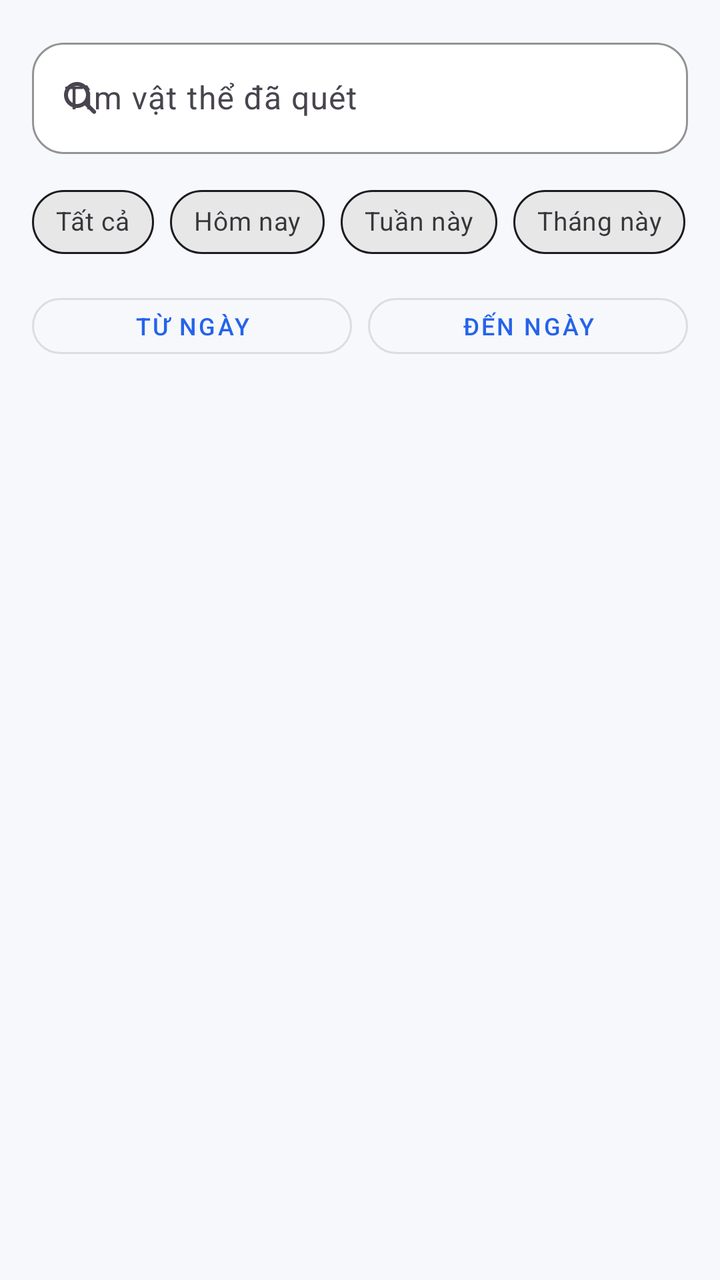
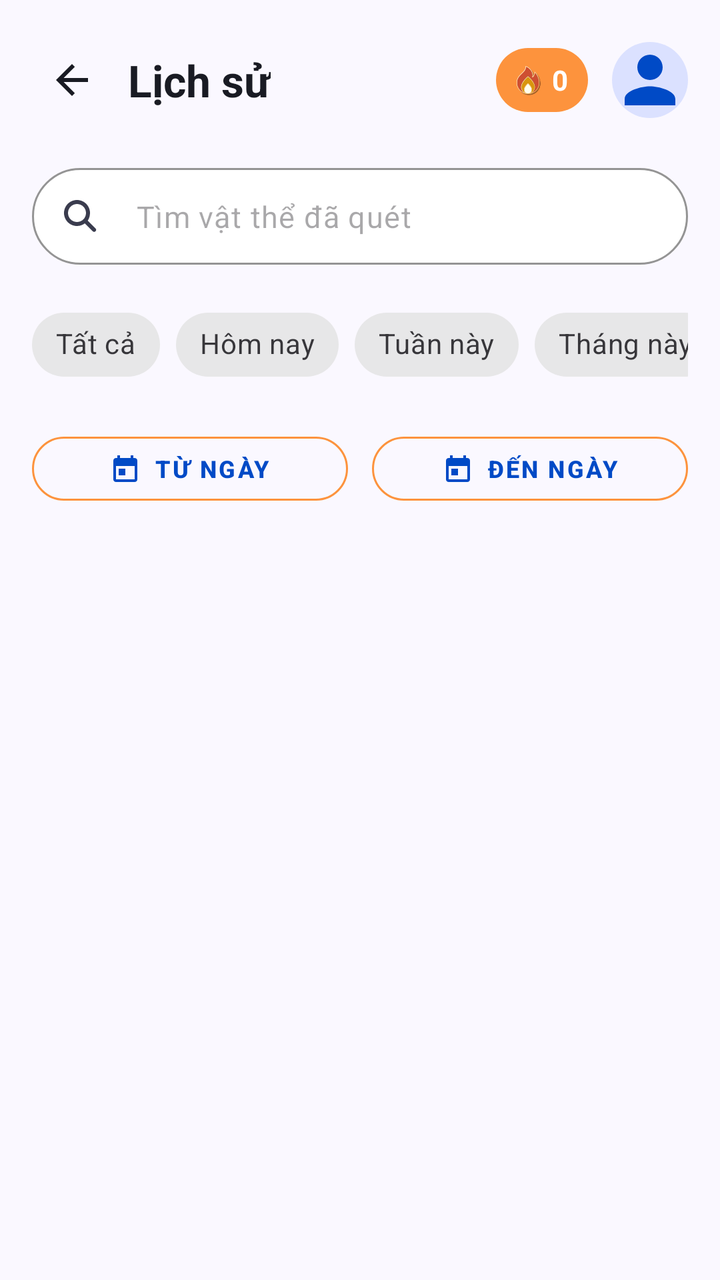

Screens rendered from an Android XML layout before and after an edit, with the pre-edit source and the edit as a unified diff.
<!-- AndroidManifest.xml: application theme Theme.ObjectLanguage -->
<!-- res/layout/fragment_history.xml -->
<?xml version="1.0" encoding="utf-8"?>
<LinearLayout xmlns:android="http://schemas.android.com/apk/res/android"
    xmlns:app="http://schemas.android.com/apk/res-auto"
    android:layout_width="match_parent"
    android:layout_height="match_parent"
    android:background="@color/background"
    android:orientation="vertical"
    android:padding="16dp">

    <com.google.android.material.textfield.TextInputLayout
        android:layout_width="match_parent"
        android:layout_height="wrap_content"
        app:boxBackgroundColor="@color/surface"
        app:boxCornerRadiusBottomEnd="16dp"
        app:boxCornerRadiusBottomStart="16dp"
        app:boxCornerRadiusTopEnd="16dp"
        app:boxCornerRadiusTopStart="16dp"
        app:boxStrokeColor="@color/divider"
        app:startIconDrawable="@drawable/ic_search">

        <com.google.android.material.textfield.TextInputEditText
            android:id="@+id/etSearchHistory"
            android:layout_width="match_parent"
            android:layout_height="wrap_content"
            android:hint="@string/history_search_hint"
            android:imeOptions="actionSearch"
            android:inputType="text"
            android:maxLines="1" />
    </com.google.android.material.textfield.TextInputLayout>

    <HorizontalScrollView
        android:layout_width="match_parent"
        android:layout_height="wrap_content"
        android:layout_marginTop="10dp"
        android:overScrollMode="never"
        android:scrollbars="none">

        <com.google.android.material.chip.ChipGroup
            android:layout_width="wrap_content"
            android:layout_height="wrap_content"
            app:chipSpacingHorizontal="8dp"
            app:singleLine="true">

            <com.google.android.material.chip.Chip
                android:id="@+id/btnFilterAll"
                style="@style/Widget.MaterialComponents.Chip.Choice"
                android:layout_width="wrap_content"
                android:layout_height="wrap_content"
                android:text="@string/history_filter_all"
                android:textSize="13sp"
                app:checkedIconVisible="false"
                app:chipStrokeWidth="1dp" />

            <com.google.android.material.chip.Chip
                android:id="@+id/btnFilterToday"
                style="@style/Widget.MaterialComponents.Chip.Choice"
                android:layout_width="wrap_content"
                android:layout_height="wrap_content"
                android:text="@string/history_filter_today"
                android:textSize="13sp"
                app:checkedIconVisible="false"
                app:chipStrokeWidth="1dp" />

            <com.google.android.material.chip.Chip
                android:id="@+id/btnFilterWeek"
                style="@style/Widget.MaterialComponents.Chip.Choice"
                android:layout_width="wrap_content"
                android:layout_height="wrap_content"
                android:text="@string/history_filter_week"
                android:textSize="13sp"
                app:checkedIconVisible="false"
                app:chipStrokeWidth="1dp" />

            <com.google.android.material.chip.Chip
                android:id="@+id/btnFilterMonth"
                style="@style/Widget.MaterialComponents.Chip.Choice"
                android:layout_width="wrap_content"
                android:layout_height="wrap_content"
                android:text="@string/history_filter_month"
                android:textSize="13sp"
                app:checkedIconVisible="false"
                app:chipStrokeWidth="1dp" />

        </com.google.android.material.chip.ChipGroup>
    </HorizontalScrollView>

    <LinearLayout
        android:layout_width="match_parent"
        android:layout_height="wrap_content"
        android:layout_marginTop="8dp"
        android:gravity="center_vertical"
        android:orientation="horizontal">

        <com.google.android.material.button.MaterialButton
            android:id="@+id/btnFromDate"
            style="@style/Widget.MaterialComponents.Button.OutlinedButton"
            android:layout_width="0dp"
            android:layout_height="40dp"
            android:layout_weight="1"
            android:text="@string/history_filter_from_date"
            android:textSize="12sp"
            app:cornerRadius="20dp" />

        <com.google.android.material.button.MaterialButton
            android:id="@+id/btnToDate"
            style="@style/Widget.MaterialComponents.Button.OutlinedButton"
            android:layout_width="0dp"
            android:layout_height="40dp"
            android:layout_marginStart="8dp"
            android:layout_weight="1"
            android:text="@string/history_filter_to_date"
            android:textSize="12sp"
            app:cornerRadius="20dp" />

        <ImageButton
            android:id="@+id/btnClearDateRange"
            android:layout_width="40dp"
            android:layout_height="40dp"
            android:layout_marginStart="4dp"
            android:background="?attr/selectableItemBackgroundBorderless"
            android:contentDescription="@string/history_filter_clear_dates"
            android:src="@android:drawable/ic_menu_close_clear_cancel"
            android:visibility="gone"
            app:tint="@color/text_secondary" />
    </LinearLayout>

    <FrameLayout
        android:layout_width="match_parent"
        android:layout_height="0dp"
        android:layout_marginTop="12dp"
        android:layout_weight="1">

        <androidx.recyclerview.widget.RecyclerView
            android:id="@+id/recyclerView"
            android:layout_width="match_parent"
            android:layout_height="match_parent"
            android:clipToPadding="false"
            android:paddingBottom="12dp" />

        <ProgressBar
            android:id="@+id/progressBar"
            android:layout_width="wrap_content"
            android:layout_height="wrap_content"
            android:layout_gravity="center"
            android:visibility="gone" />

        <TextView
            android:id="@+id/tvEmpty"
            android:layout_width="match_parent"
            android:layout_height="match_parent"
            android:gravity="center"
            android:padding="24dp"
            android:text="@string/history_empty"
            android:textColor="@color/text_secondary"
            android:textSize="18sp"
            android:textStyle="bold"
            android:visibility="gone" />
    </FrameLayout>
</LinearLayout>
<!-- resources referenced by this layout -->
<resources>
  <color name="background">#F6F8FB</color>
  <color name="divider">#D8DEE8</color>
  <color name="surface">#FFFFFF</color>
  <color name="text_secondary">#5B6472</color>
  <string name="history_filter_all">Tất cả</string>
  <string name="history_filter_today">Hôm nay</string>
  <string name="history_filter_week">Tuần này</string>
  <style name="Theme.ObjectLanguage" parent="Theme.Material3.Light.NoActionBar">
          <item name="colorPrimary">@color/primary</item>
          <item name="colorPrimaryVariant">@color/primary_dark</item>
          <item name="colorOnPrimary">@color/text_on_primary</item>
          <item name="colorSecondary">@color/secondary</item>
          <item name="colorOnSecondary">@color/text_on_primary</item>
          <item name="android:colorBackground">@color/background</item>
          <item name="android:windowBackground">@color/background</item>
          <item name="colorSurface">@color/surface</item>
          <item name="android:statusBarColor">@color/background</item>
          <item name="android:windowLightStatusBar">true</item>
          <item name="android:navigationBarColor">@color/surface</item>
          <item name="android:windowLightNavigationBar" tools:targetApi="o_mr1">true</item>
          
          <item name="cardViewStyle">@style/Widget.App.CardView</item>
          <item name="bottomNavigationStyle">@style/Widget.App.BottomNav</item>
      </style>
  <color name="primary">#2563EB</color>
  <color name="primary_dark">#1E40AF</color>
  <color name="text_on_primary">#FFFFFF</color>
  <color name="secondary">#16A34A</color>
  <color name="bottom_nav_bg">#FFFFFF</color>
  <color name="primary_light">#DBEAFE</color>
  <color name="surface_variant">#EAF0F7</color>
  <!-- unchanged entries left out for length: 11 -->
</resources>

<!-- the commit's change to res/layout/fragment_history.xml (unified diff, before → after) -->
@@ -5,18 +5,102 @@
     android:layout_height="match_parent"
     android:background="@color/background"
     android:orientation="vertical"
-    android:padding="16dp">
-
+    android:paddingStart="16dp"
+    android:paddingEnd="16dp"
+    android:paddingTop="12dp"
+    android:paddingBottom="16dp">
+
+    
+    <RelativeLayout
+        android:id="@+id/customToolbar"
+        android:layout_width="match_parent"
+        android:layout_height="56dp"
+        android:gravity="center_vertical"
+        android:layout_marginBottom="16dp">
+
+        <ImageButton
+            android:id="@+id/btnBack"
+            android:layout_width="40dp"
+            android:layout_height="40dp"
+            android:layout_alignParentStart="true"
+            android:layout_centerVertical="true"
+            android:background="?attr/selectableItemBackgroundBorderless"
+            android:contentDescription="@string/btn_back"
+            android:src="@drawable/ic_back"
+            app:tint="@color/text_primary" />
+
+        <TextView
+            android:id="@+id/tvTitle"
+            android:layout_width="wrap_content"
+            android:layout_height="wrap_content"
+            android:layout_centerVertical="true"
+            android:layout_toEndOf="@id/btnBack"
+            android:layout_marginStart="8dp"
+            android:text="@string/title_history"
+            android:textColor="@color/text_primary"
+            android:textSize="22sp"
+            android:textStyle="bold" />
+
+        <LinearLayout
+            android:layout_width="wrap_content"
+            android:layout_height="wrap_content"
+            android:layout_alignParentEnd="true"
+            android:layout_centerVertical="true"
+            android:gravity="center_vertical"
+            android:orientation="horizontal">
+
+            <LinearLayout
+                android:id="@+id/btnStreakBadge"
+                android:layout_width="wrap_content"
+                android:layout_height="32dp"
+                android:layout_marginEnd="12dp"
+                android:background="@drawable/bg_pill_orange"
+                android:gravity="center_vertical"
+                android:orientation="horizontal"
+                android:paddingStart="8dp"
+                android:paddingEnd="10dp">
+
+                <ImageView
+                    android:layout_width="16dp"
+                    android:layout_height="16dp"
+                    android:contentDescription="@null"
+                    android:src="@drawable/ic_fire" />
+
+                <TextView
+                    android:id="@+id/tvStreakBadgeValue"
+                    android:layout_width="wrap_content"
+                    android:layout_height="wrap_content"
+                    android:layout_marginStart="4dp"
+                    android:text="0"
+                    android:textColor="@android:color/white"
+                    android:textSize="14sp"
+                    android:textStyle="bold" />
+            </LinearLayout>
+
+            <ImageView
+                android:id="@+id/ivAvatar"
+                android:layout_width="38dp"
+                android:layout_height="38dp"
+                android:background="@drawable/bg_avatar_circle"
+                android:contentDescription="@null"
+                android:src="@drawable/ic_person"
+                app:tint="@color/primary" />
+        </LinearLayout>
+    </RelativeLayout>
+
+    
     <com.google.android.material.textfield.TextInputLayout
         android:layout_width="match_parent"
         android:layout_height="wrap_content"
         app:boxBackgroundColor="@color/surface"
-        app:boxCornerRadiusBottomEnd="16dp"
-        app:boxCornerRadiusBottomStart="16dp"
-        app:boxCornerRadiusTopEnd="16dp"
-        app:boxCornerRadiusTopStart="16dp"
-        app:boxStrokeColor="@color/divider"
-        app:startIconDrawable="@drawable/ic_search">
+        app:boxCornerRadiusBottomEnd="28dp"
+        app:boxCornerRadiusBottomStart="28dp"
+        app:boxCornerRadiusTopEnd="28dp"
+        app:boxCornerRadiusTopStart="28dp"
+        app:boxStrokeColor="@color/outline_variant"
+        app:startIconDrawable="@drawable/ic_search"
+        app:startIconTint="@color/text_muted"
+        app:hintEnabled="false">
 
         <com.google.android.material.textfield.TextInputEditText
             android:id="@+id/etSearchHistory"
@@ -25,13 +109,19 @@
             android:hint="@string/history_search_hint"
             android:imeOptions="actionSearch"
             android:inputType="text"
-            android:maxLines="1" />
+            android:maxLines="1"
+            android:paddingStart="0dp"
+            android:paddingTop="14dp"
+            android:paddingBottom="14dp"
+            android:textSize="15sp"
+            android:textColor="@color/text_primary" />
     </com.google.android.material.textfield.TextInputLayout>
 
+    
     <HorizontalScrollView
         android:layout_width="match_parent"
         android:layout_height="wrap_content"
-        android:layout_marginTop="10dp"
+        android:layout_marginTop="16dp"
         android:overScrollMode="never"
         android:scrollbars="none">
 
@@ -47,9 +137,11 @@
                 android:layout_width="wrap_content"
                 android:layout_height="wrap_content"
                 android:text="@string/history_filter_all"
-                android:textSize="13sp"
-                app:checkedIconVisible="false"
-                app:chipStrokeWidth="1dp" />
+                android:textSize="14sp"
+                android:textStyle="bold"
+                app:checkedIconVisible="false"
+                app:chipCornerRadius="20dp"
+                app:chipStrokeWidth="0dp" />
 
             <com.google.android.material.chip.Chip
                 android:id="@+id/btnFilterToday"
@@ -57,9 +149,11 @@
                 android:layout_width="wrap_content"
                 android:layout_height="wrap_content"
                 android:text="@string/history_filter_today"
-                android:textSize="13sp"
-                app:checkedIconVisible="false"
-                app:chipStrokeWidth="1dp" />
+                android:textSize="14sp"
+                android:textStyle="bold"
+                app:checkedIconVisible="false"
+                app:chipCornerRadius="20dp"
+                app:chipStrokeWidth="0dp" />
 
             <com.google.android.material.chip.Chip
                 android:id="@+id/btnFilterWeek"
@@ -67,9 +161,11 @@
                 android:layout_width="wrap_content"
                 android:layout_height="wrap_content"
                 android:text="@string/history_filter_week"
-                android:textSize="13sp"
-                app:checkedIconVisible="false"
-                app:chipStrokeWidth="1dp" />
+                android:textSize="14sp"
+                android:textStyle="bold"
+                app:checkedIconVisible="false"
+                app:chipCornerRadius="20dp"
+                app:chipStrokeWidth="0dp" />
 
             <com.google.android.material.chip.Chip
                 android:id="@+id/btnFilterMonth"
@@ -77,17 +173,20 @@
                 android:layout_width="wrap_content"
                 android:layout_height="wrap_content"
                 android:text="@string/history_filter_month"
-                android:textSize="13sp"
-                app:checkedIconVisible="false"
-                app:chipStrokeWidth="1dp" />
+                android:textSize="14sp"
+                android:textStyle="bold"
+                app:checkedIconVisible="false"
+                app:chipCornerRadius="20dp"
+                app:chipStrokeWidth="0dp" />
 
         </com.google.android.material.chip.ChipGroup>
     </HorizontalScrollView>
 
+    
     <LinearLayout
         android:layout_width="match_parent"
         android:layout_height="wrap_content"
-        android:layout_marginTop="8dp"
+        android:layout_marginTop="16dp"
         android:gravity="center_vertical"
         android:orientation="horizontal">
 
@@ -95,28 +194,42 @@
             android:id="@+id/btnFromDate"
             style="@style/Widget.MaterialComponents.Button.OutlinedButton"
             android:layout_width="0dp"
-            android:layout_height="40dp"
+            android:layout_height="44dp"
             android:layout_weight="1"
             android:text="@string/history_filter_from_date"
             android:textSize="12sp"
-            app:cornerRadius="20dp" />
+            android:textStyle="bold"
+            app:cornerRadius="22dp"
+            app:icon="@drawable/ic_calendar"
+            app:iconGravity="textStart"
+            app:iconPadding="6dp"
+            app:iconSize="16dp"
+            app:strokeColor="@color/secondary"
+            app:strokeWidth="1dp" />
 
         <com.google.android.material.button.MaterialButton
             android:id="@+id/btnToDate"
             style="@style/Widget.MaterialComponents.Button.OutlinedButton"
             android:layout_width="0dp"
-            android:layout_height="40dp"
-            android:layout_marginStart="8dp"
+            android:layout_height="44dp"
+            android:layout_marginStart="12dp"
             android:layout_weight="1"
             android:text="@string/history_filter_to_date"
             android:textSize="12sp"
-            app:cornerRadius="20dp" />
+            android:textStyle="bold"
+            app:cornerRadius="22dp"
+            app:icon="@drawable/ic_calendar"
+            app:iconGravity="textStart"
+            app:iconPadding="6dp"
+            app:iconSize="16dp"
+            app:strokeColor="@color/secondary"
+            app:strokeWidth="1dp" />
 
         <ImageButton
             android:id="@+id/btnClearDateRange"
             android:layout_width="40dp"
             android:layout_height="40dp"
-            android:layout_marginStart="4dp"
+            android:layout_marginStart="8dp"
             android:background="?attr/selectableItemBackgroundBorderless"
             android:contentDescription="@string/history_filter_clear_dates"
             android:src="@android:drawable/ic_menu_close_clear_cancel"
@@ -135,7 +248,8 @@
             android:layout_width="match_parent"
             android:layout_height="match_parent"
             android:clipToPadding="false"
-            android:paddingBottom="12dp" />
+            android:paddingBottom="12dp"
+            android:layoutAnimation="@anim/layout_item_anim" />
 
         <ProgressBar
             android:id="@+id/progressBar"
<!-- resource entries referenced after the edit -->
@@ -1,17 +1,71 @@
 <!-- resources referenced by this layout -->
 <resources>
-  <color name="background">#F6F8FB</color>
-  <color name="divider">#D8DEE8</color>
+  <color name="background">#FAF8FF</color>
+  <color name="outline_variant">#C3C6D7</color>
   <color name="surface">#FFFFFF</color>
-  <color name="text_secondary">#5B6472</color>
+  <color name="text_muted">#3A3C4E</color>
+  <color name="text_primary">#191B23</color>
+  <color name="text_secondary">#22242F</color>
+  <!-- drawable bg_avatar_circle (drawable) -->
+  <?xml version="1.0" encoding="utf-8"?>
+  <shape xmlns:android="http://schemas.android.com/apk/res/android"
+      android:shape="oval">
+      <solid android:color="@color/primary_light" />
+  </shape>
+  <!-- drawable bg_pill_orange (drawable) -->
+  <?xml version="1.0" encoding="utf-8"?>
+  <shape xmlns:android="http://schemas.android.com/apk/res/android"
+      android:shape="rectangle">
+      <solid android:color="@color/secondary" />
+      <corners android:radius="999dp" />
+  </shape>
+  <!-- drawable ic_back (drawable) -->
+  <?xml version="1.0" encoding="utf-8"?>
+  <vector xmlns:android="http://schemas.android.com/apk/res/android"
+      android:width="24dp"
+      android:height="24dp"
+      android:viewportWidth="24"
+      android:viewportHeight="24">
+    <path
+        android:fillColor="#FF000000"
+        android:pathData="M20,11H7.83l5.59,-5.59L12,4l-8,8 8,8 1.41,-1.41L7.83,13H20v-2z"/>
+  </vector>
+  <!-- drawable ic_calendar (drawable) -->
+  <?xml version="1.0" encoding="utf-8"?>
+  <vector xmlns:android="http://schemas.android.com/apk/res/android"
+      android:width="24dp"
+      android:height="24dp"
+      android:viewportWidth="24"
+      android:viewportHeight="24">
+    <path
+        android:fillColor="#FF000000"
+        android:pathData="M19,4h-1V2h-2v2H8V2H6v2H5C3.89,4 3.01,4.9 3.01,6L3,20c0,1.1 0.89,2 2,2h14c1.1,0 2,-0.9 2,-2V6c0,-1.1 -0.9,-2 -2,-2zm0,16H5V10h14v10zm-7,-8H7v5h5v-5z"/>
+  </vector>
+  <!-- drawable ic_fire: png bitmap (drawable, 6068 bytes) -->
+  <!-- drawable ic_person (drawable) -->
+  <vector xmlns:android="http://schemas.android.com/apk/res/android"
+      android:width="24dp"
+      android:height="24dp"
+      android:viewportWidth="24"
+      android:viewportHeight="24"
+      android:tint="?attr/colorControlNormal">
+      <path
+          android:fillColor="@android:color/white"
+          android:pathData="M12,12c2.21,0 4,-1.79 4,-4s-1.79,-4 -4,-4 -4,1.79 -4,4 1.79,4 4,4zM12,14c-2.67,0 -8,1.34 -8,4v2h16v-2c0,-2.66 -5.33,-4 -8,-4z"/>
+  </vector>
+  <string name="btn_back">Quay lại</string>
   <string name="history_filter_all">Tất cả</string>
   <string name="history_filter_today">Hôm nay</string>
   <string name="history_filter_week">Tuần này</string>
+  <string name="title_history">Lịch sử</string>
   <style name="Theme.ObjectLanguage" parent="Theme.Material3.Light.NoActionBar">
+          
           <item name="colorPrimary">@color/primary</item>
           <item name="colorPrimaryVariant">@color/primary_dark</item>
           <item name="colorOnPrimary">@color/text_on_primary</item>
+          
           <item name="colorSecondary">@color/secondary</item>
+          <item name="colorTertiary">@color/violet</item>
           <item name="colorOnSecondary">@color/text_on_primary</item>
           <item name="android:colorBackground">@color/background</item>
           <item name="android:windowBackground">@color/background</item>
@@ -20,17 +74,18 @@
           <item name="android:windowLightStatusBar">true</item>
           <item name="android:navigationBarColor">@color/surface</item>
           <item name="android:windowLightNavigationBar" tools:targetApi="o_mr1">true</item>
-          
+  
           <item name="cardViewStyle">@style/Widget.App.CardView</item>
           <item name="bottomNavigationStyle">@style/Widget.App.BottomNav</item>
       </style>
-  <color name="primary">#2563EB</color>
-  <color name="primary_dark">#1E40AF</color>
+  <color name="primary">#004AC6</color>
+  <color name="primary_dark">#003EA8</color>
   <color name="text_on_primary">#FFFFFF</color>
-  <color name="secondary">#16A34A</color>
+  <color name="violet">#7C3AED</color>
+  <color name="secondary">#FD933D</color>
   <color name="bottom_nav_bg">#FFFFFF</color>
-  <color name="primary_light">#DBEAFE</color>
-  <color name="surface_variant">#EAF0F7</color>
+  <color name="primary_light">#DBE1FF</color>
+  <color name="surface_variant">#E1E2ED</color>
   <!-- unchanged entries left out for length: 11 -->
 </resources>
 
